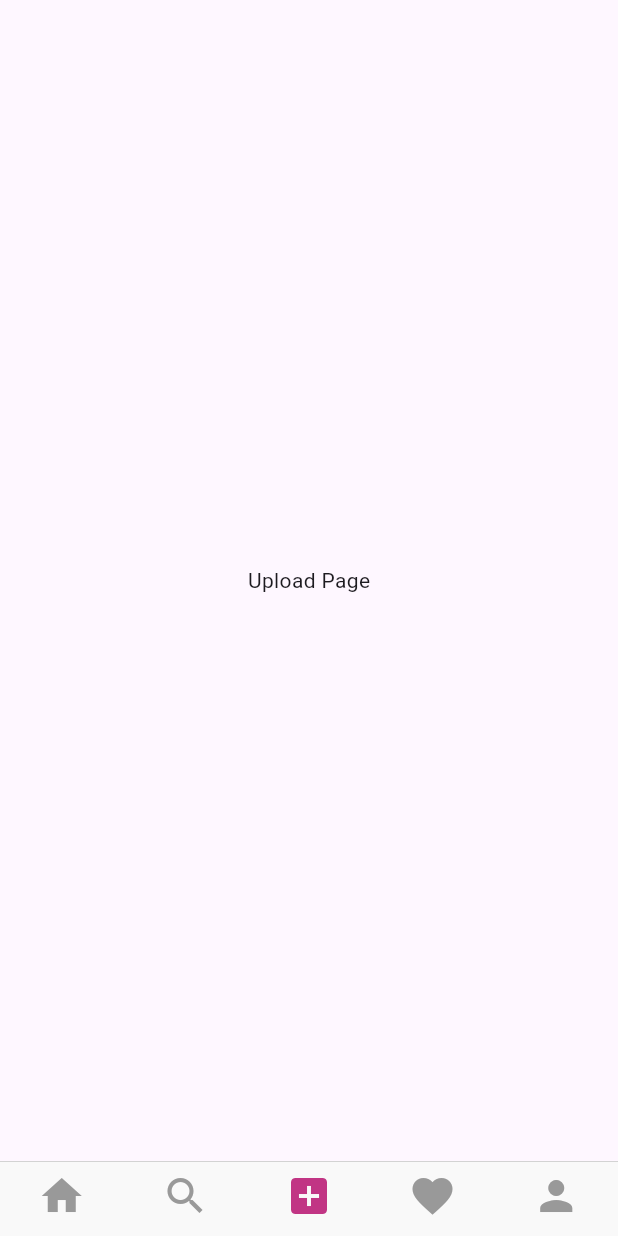
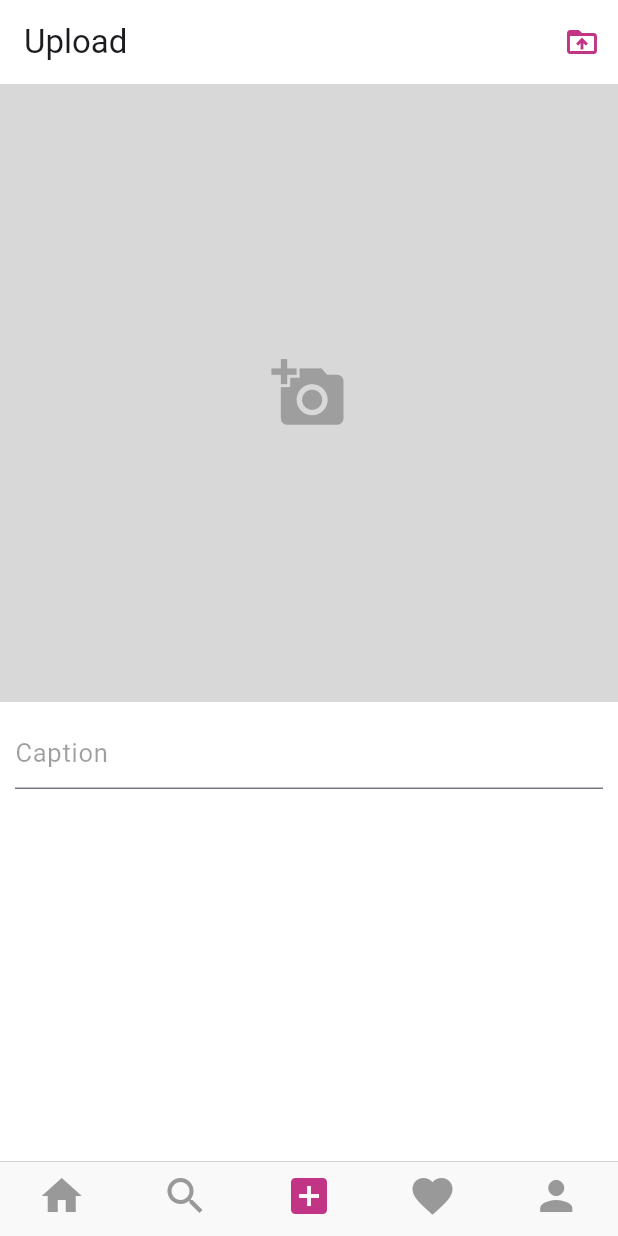
Before and after one commit to Ismat9999/instagram-clone-getx, a Flutter app: the HomePage screen opened directly, swiped to page 3, on a phone screen of 412 x 824 dp. Run offline on Flutter 3.47's test engine with Material 3 defaults, Android fonts, the phone set to English and light mode, and no system bars; our stand-ins replace get, image_picker; network calls fail.

Commit message:
MyUploadPage, MyFeedPage

```diff
--- a/lib/core/config/root_binding.dart
+++ b/lib/core/config/root_binding.dart
@@ -1,6 +1,8 @@
 
 
 import 'package:get/get.dart';
+import 'package:instaclone/presantation/controllers/my_feed_controller.dart';
+import 'package:instaclone/presantation/controllers/my_upload_controller.dart';
 
 import '../../presantation/controllers/home_controller.dart';
 import '../../presantation/controllers/signin_controller.dart';
@@ -14,5 +16,7 @@ class RootBinding extends Bindings {
     Get.lazyPut(()=> SplashController(), fenix: true);
     Get.lazyPut(()=> SignInController(), fenix: true);
     Get.lazyPut(()=> SignUpController(), fenix: true);
+    Get.lazyPut(()=> MyUploadController(), fenix: true);
+    Get.lazyPut(()=> MyFeedController(), fenix: true);
   }
 }
--- /dev/null
+++ b/lib/presantation/controllers/my_upload_controller.dart
@@ -0,0 +1,53 @@
+
+import 'dart:io';
+
+import 'package:flutter/cupertino.dart';
+import 'package:get/get.dart';
+import 'package:image_picker/image_picker.dart';
+
+class MyUploadController extends GetxController{
+
+  bool isLoading=false;
+  var captionController=TextEditingController();
+  final ImagePicker picker= ImagePicker();
+  File? pickedImage;
+
+  uploadNewPost(PageController pageController){
+    String caption= captionController.text.toString().trim();
+    if(caption.isEmpty)return;
+    if(pickedImage == null)return;
+
+  //   #TODO -upload new post to server;
+
+    clearImageAndCaption(pageController);
+  }
+
+  clearImageAndCaption(PageController pageController){
+    captionController.text= "";
+    removePickedImage();
+    moveToFeedPage(pageController);
+  }
+
+  moveToFeedPage(PageController pageController){
+    pageController.animateToPage(0, duration: Duration(milliseconds: 200), curve: Curves.easeIn);
+  }
+
+  void imgFromGallery()async {
+    XFile? image= await picker.pickImage(source: ImageSource.gallery, imageQuality: 50);
+    if (image != null){
+      pickedImage= File(image.path);
+    }
+    update();
+  }
+
+  void imgFromCamera()async {
+    XFile? image= await picker.pickImage(source: ImageSource.camera, imageQuality: 50);
+    pickedImage= File(image!.path);
+    update();
+  }
+
+  removePickedImage(){
+    pickedImage= null;
+    update();
+  }
+}
--- a/lib/presantation/pages/home_page.dart
+++ b/lib/presantation/pages/home_page.dart
@@ -28,9 +28,9 @@ class _HomePageState extends State<HomePage> {
             },
             controller: homeController.pageController,
             children: [
-              MyFeedPage(),
+              MyFeedPage(pageController: homeController.pageController,),
             MySearchPage(),
-            MyUploadPage(),
+            MyUploadPage(pageController: homeController.pageController,),
               MyLikesPage(),
               MyProfilePage(),
             ],
--- a/lib/presantation/pages/my_upload_page.dart
+++ b/lib/presantation/pages/my_upload_page.dart
@@ -1,19 +1,103 @@
 import 'package:flutter/material.dart';
+import 'package:get/get.dart';
+import 'package:instaclone/presantation/controllers/my_upload_controller.dart';
 
 class MyUploadPage extends StatefulWidget {
-  const MyUploadPage({super.key});
+  final PageController pageController;
+  const MyUploadPage({super.key, required this.pageController});
 
   @override
   State<MyUploadPage> createState() => _MyUploadPageState();
 }
 
 class _MyUploadPageState extends State<MyUploadPage> {
+  var uploadController= Get.find<MyUploadController>();
   @override
   Widget build(BuildContext context) {
     return Scaffold(
-      body: Center(
-        child: Text("Upload Page"),
+      backgroundColor: Colors.white,
+      appBar: AppBar(
+        backgroundColor: Colors.white,
+        title: Text("Upload"),
+        actions: [
+          IconButton(
+            onPressed: (){
+              uploadController.uploadNewPost(widget.pageController);
+            },
+            icon: Icon(Icons.drive_folder_upload, color: Color.fromRGBO(193, 53, 132, 1),),
+          ),
+        ],
       ),
-    );
+      body: GetBuilder<MyUploadController>(
+        builder: (_){
+          return Stack(
+            children: [
+              SingleChildScrollView(
+                child: SizedBox(
+                  width: double.infinity,
+                  child: Column(
+                    children: [
+                      GestureDetector(
+                        onTap: (){
+                          uploadController.imgFromGallery();
+                        },
+                        child: Container(
+                          width: double.infinity,
+                          height: MediaQuery.of(context).size.width,
+                          color: Colors.grey.withOpacity(0.4),
+                          child: uploadController.pickedImage == null
+                            ? Center(
+                            child: Icon(Icons.add_a_photo,size: 50,color: Colors.grey,),
+                          ): Stack(
+                            children: [
+                              Image.file(
+                                uploadController.pickedImage!,
+                                width: double.infinity,
+                                fit: BoxFit.cover,
+                              ),
+                              Container(
+                                width: double.infinity,
+                                color: Colors.black12,
+                                padding: EdgeInsets.all(10),
+                                child: Column(
+                                  crossAxisAlignment: CrossAxisAlignment.end,
+                                  children: [
+                                    IconButton(
+                                      onPressed: (){
+                                        uploadController.removePickedImage();
+                                      },
+                                      icon: Icon(Icons.highlight_remove,color: Colors.white,size: 30,),
+                                    ),
+                                  ],
+                                ),
+                              ),
+                            ],
+                          ),
+                        ),
+                      ),
+                      Container(
+                        margin: EdgeInsets.only(left: 10, right: 10, top: 10),
+                        child: TextField(
+                          controller: uploadController.captionController,
+                          style: TextStyle(color: Colors.black),
+                          keyboardType: TextInputType.multiline,
+                          minLines: 1,
+                          maxLines: 5,
+                          decoration: InputDecoration(
+                            hintText:"Caption",
+                            hintStyle: TextStyle(fontSize: 17, color: Colors.black38),
+                          ),
+                        ),
+                      ),
+                    ],
+                  ),
+                ),
+              ),
+              uploadController.isLoading ? Center(child: CircularProgressIndicator(),):SizedBox.shrink(),
+            ],
+          );
+        },
+      ),
+      );
   }
 }
--- a/lib/presantation/pages/sign_in_page.dart
+++ b/lib/presantation/pages/sign_in_page.dart
@@ -89,8 +89,9 @@ class _SignInPageState extends State<SignInPage> {
                         child: Container(
                           margin: EdgeInsets.only(top: 10),
                           height: 50,
-                          padding: EdgeInsets.only(left: 10),
+                          padding: EdgeInsets.only(left: 10, right: 10),
                           decoration: BoxDecoration(
+                            color: Colors.white.withOpacity(0.2),
                             borderRadius: BorderRadius.circular(7),
                           ),
                           child: const Center(
--- a/pubspec.yaml
+++ b/pubspec.yaml
@@ -12,6 +12,9 @@ dependencies:
   cupertino_icons: ^1.0.8
 #  GetX
   get: ^4.6.6
+#  Media
+  image_picker: ^1.1.2
+  cached_network_image: ^3.4.1
 
 dev_dependencies:
   flutter_test:
```
Also changed, not shown: lib/data/datasources/models/post_model.dart (added, +36 -0 lines), lib/presantation/controllers/my_feed_controller.dart (added, +30 -0 lines), lib/presantation/pages/my_feed_page.dart (+44 -4 lines), lib/presantation/widgets/items/item_of_post.dart (added, +70 -0 lines), pubspec.lock.
